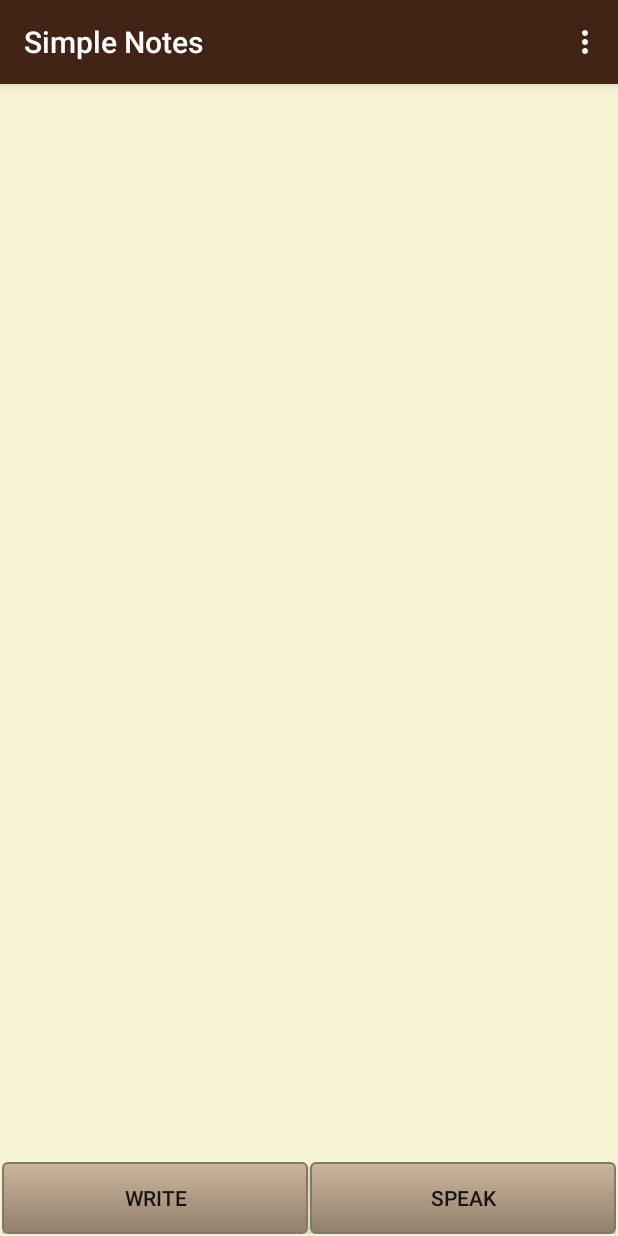
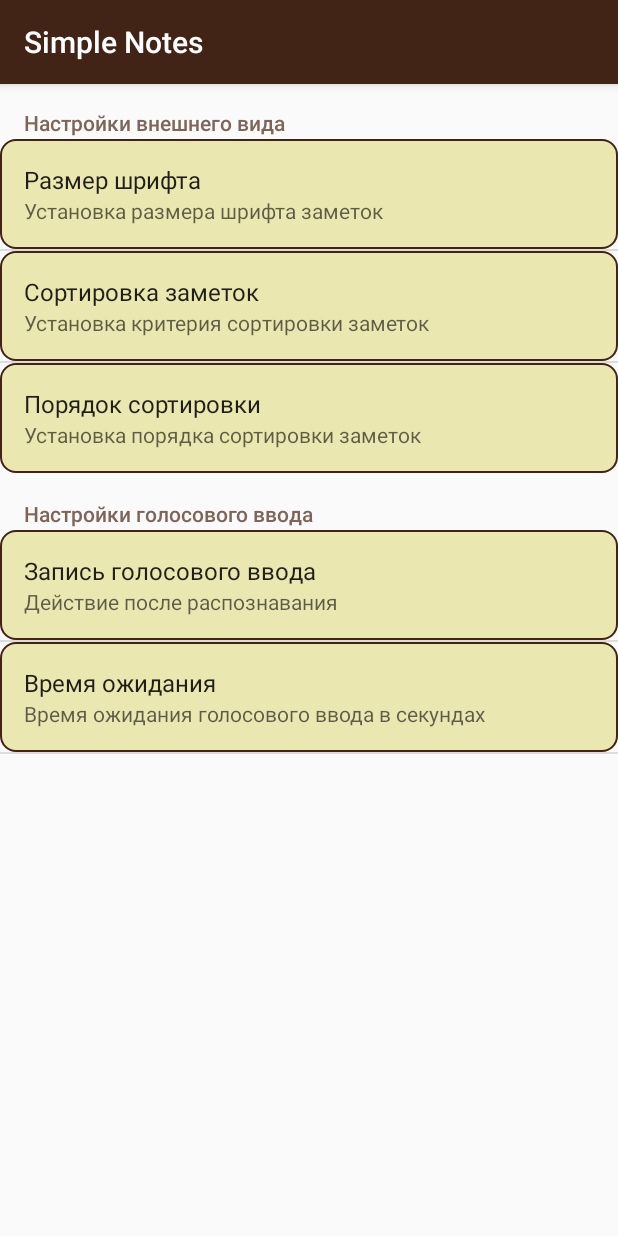
Before and after one commit to coffeeplanter/SimpleNotes, an Android app: the screen it shows after launch (MainActivity before the commit, SettingsActivity after it), in the options menu, after a tap on "Settings", on a phone screen of 412 x 824 dp. Run offline under Robolectric (Android 15) with nearby library versions, the phone set to English and light mode, and no system bars.

Commit message:
Added AboutActivity and SettingsActivity.

```diff
--- a/app/src/main/AndroidManifest.xml
+++ b/app/src/main/AndroidManifest.xml
@@ -19,7 +19,13 @@
             </intent-filter>
         </activity>
         <activity android:name="ru.solovyov.ilya.simplenotes.EditActivity"
-            >
+            android:configChanges="orientation|screenSize" >
+        </activity>
+        <activity android:name="ru.solovyov.ilya.simplenotes.AboutActivity"
+            android:configChanges="orientation|screenSize" >
+        </activity>
+        <activity android:name="ru.solovyov.ilya.simplenotes.SettingsActivity"
+            android:configChanges="orientation|screenSize" >
         </activity>
     </application>
 
--- /dev/null
+++ b/app/src/main/java/ru/solovyov/ilya/simplenotes/AboutActivity.java
@@ -0,0 +1,18 @@
+package ru.solovyov.ilya.simplenotes;
+
+import android.os.Bundle;
+import android.support.annotation.Nullable;
+import android.support.v7.app.AppCompatActivity;
+import android.text.method.LinkMovementMethod;
+import android.widget.TextView;
+
+public class AboutActivity extends AppCompatActivity {
+
+    @Override
+    protected void onCreate(@Nullable Bundle savedInstanceState) {
+        super.onCreate(savedInstanceState);
+        setContentView(R.layout.about_activity);
+        TextView email = (TextView) findViewById(R.id.textView);
+        email.setMovementMethod(LinkMovementMethod.getInstance());
+    }
+}
--- a/app/src/main/java/ru/solovyov/ilya/simplenotes/MainActivity.java
+++ b/app/src/main/java/ru/solovyov/ilya/simplenotes/MainActivity.java
@@ -5,6 +5,7 @@ import android.content.ClipboardManager;
 import android.content.Intent;
 import android.content.SharedPreferences;
 import android.os.Bundle;
+import android.preference.PreferenceManager;
 import android.speech.RecognizerIntent;
 import android.speech.SpeechRecognizer;
 import android.speech.tts.Voice;
@@ -32,6 +33,7 @@ import java.util.ArrayList;
 import java.util.Collections;
 import java.util.Comparator;
 import java.util.List;
+import java.util.Map;
 
 // Класс главной активности со списком заметок
 
@@ -66,6 +68,14 @@ public class MainActivity extends AppCompatActivity {
 
         // Устанавливаем разметку
         setContentView(R.layout.activity_main);
+
+        // Проверка и удаление настроек из SettingsActivity
+//        SharedPreferences def = PreferenceManager.getDefaultSharedPreferences(this);
+//        def.edit().clear().commit();
+//        Map<String, ?> all = def.getAll();
+//        for (Map.Entry<String, ?> entry : all.entrySet()) {
+//            Log.d("map values", entry.getKey() + ": " + entry.getValue().toString());
+//        }
 
         // Устанавливаем режим создания активности
         SharedPreferences options = this.getPreferences(MODE_PRIVATE);
@@ -166,6 +176,24 @@ public class MainActivity extends AppCompatActivity {
 
     }
 
+    @Override
+    protected void onStart() {
+        Log.d(TAG, "onStart");
+        super.onStart();
+    }
+
+    @Override
+    protected void onResume() {
+        Log.d(TAG, "onResume");
+        super.onResume();
+    }
+
+    @Override
+    protected void onPause() {
+        Log.d(TAG, "onPause");
+        super.onPause();
+    }
+
     // Сохраняем список заметок в настройках
     @Override
     protected void onStop() {
@@ -190,7 +218,7 @@ public class MainActivity extends AppCompatActivity {
 
     @Override
     protected void onDestroy() {
-        Log.d(TAG, "onStop");
+        Log.d(TAG, "onDestroy");
         speechRecognizer.destroy();
         super.onDestroy();
     }
@@ -205,10 +233,12 @@ public class MainActivity extends AppCompatActivity {
     public boolean onOptionsItemSelected(MenuItem item) {
         switch (item.getItemId()) {
             case R.id.open_settings_activity:
-                Toast.makeText(this, "Настройки в процессе разработки", Toast.LENGTH_SHORT).show();
+                Intent settingsIntent = new Intent(this, SettingsActivity.class);
+                startActivity(settingsIntent);
                 return true;
             case R.id.open_activity_about:
-                Toast.makeText(this, "Раздел в процессе разработки", Toast.LENGTH_SHORT).show();
+                Intent aboutIntent = new Intent(this, AboutActivity.class);
+                startActivity(aboutIntent);
                 return true;
             default:
                 return super.onOptionsItemSelected(item);
--- /dev/null
+++ b/app/src/main/java/ru/solovyov/ilya/simplenotes/SettingsActivity.java
@@ -0,0 +1,35 @@
+package ru.solovyov.ilya.simplenotes;
+
+import android.os.Bundle;
+import android.preference.PreferenceFragment;
+import android.preference.PreferenceManager;
+import android.support.annotation.Nullable;
+import android.support.v7.app.AppCompatActivity;
+
+public class SettingsActivity extends AppCompatActivity {
+
+    @Override
+    protected void onCreate(@Nullable Bundle savedInstanceState) {
+
+        super.onCreate(savedInstanceState);
+
+        // Отображение фрагмента с настройками
+        getFragmentManager().beginTransaction().replace(android.R.id.content, new SettingsFragment()).commit();
+        PreferenceManager.setDefaultValues(this, R.xml.preferences, false);
+
+    }
+
+    public static class SettingsFragment extends PreferenceFragment {
+
+        @Override
+        public void onCreate(Bundle savedInstanceState) {
+
+            super.onCreate(savedInstanceState);
+
+            // Загрузка настроек из XML-ресурса
+            addPreferencesFromResource(R.xml.preferences);
+
+        }
+    }
+
+}
--- a/app/src/main/res/layout/about_activity.xml
+++ b/app/src/main/res/layout/about_activity.xml
@@ -8,7 +8,6 @@
     android:paddingTop="@dimen/activity_vertical_margin"
     android:background="@color/colorBackground">
 
-
     <TextView
         android:text="@string/about_app_text"
         android:layout_width="match_parent"
@@ -18,5 +17,5 @@
         android:layout_alignParentStart="true"
         android:id="@+id/textView"
         android:padding="@dimen/listview_padding"
-        android:textAppearance="?android:attr/textAppearanceLarge"/>
+        android:textAppearance="?android:attr/textAppearanceMedium"/>
 </RelativeLayout>
--- /dev/null
+++ b/app/src/main/res/values/arrays.xml
@@ -0,0 +1,46 @@
+<?xml version="1.0" encoding="utf-8"?>
+<resources>
+
+    <string-array name="notes_text_size">
+        <item>Мелкий</item>
+        <item>Средний</item>
+        <item>Крупный</item>
+    </string-array>
+
+    <string-array name="notes_text_size_values">
+        <item>textAppearanceSmall</item>
+        <item>textAppearanceMedium</item>
+        <item>textAppearanceLarge</item>
+    </string-array>
+
+    <string-array name="notes_sort">
+        <item>По дате последнего изменения</item>
+        <item>По дате создания</item>
+    </string-array>
+
+    <string-array name="notes_sort_values">
+        <item>By last change date</item>
+        <item>By creation date</item>
+    </string-array>
+
+    <string-array name="notes_sort_order">
+        <item>По убыванию</item>
+        <item>По возрастанию</item>
+    </string-array>
+
+    <string-array name="notes_sort_order_values">
+        <item>desc</item>
+        <item>asc</item>
+    </string-array>
+
+    <string-array name="voice_recognition_method">
+        <item>Сразу сохранить в списке</item>
+        <item>Открыть в редакторе</item>
+    </string-array>
+
+    <string-array name="voice_recognition_method_values">
+        <item>Save in list</item>
+        <item>Open in editor</item>
+    </string-array>
+
+</resources>
--- /dev/null
+++ b/app/src/main/res/xml/preferences.xml
@@ -0,0 +1,54 @@
+<?xml version="1.0" encoding="utf-8"?>
+<PreferenceScreen xmlns:android="http://schemas.android.com/apk/res/android"
+    android:background="@color/colorBackground">
+
+    <PreferenceCategory
+        android:title="Настройки внешнего вида">
+
+        <ListPreference
+            android:key="notes_text_size"
+            android:title="Размер шрифта"
+            android:summary="Установка размера шрифта заметок"
+            android:defaultValue="1"
+            android:dialogTitle="Выберите размер шрифта"
+            android:entries="@array/notes_text_size"
+            android:entryValues="@array/notes_text_size_values"/>
+
+        <ListPreference
+            android:key="notes_sort"
+            android:title="Сортировка заметок"
+            android:summary="Установка критерия сортировки заметок"
+            android:defaultValue="1"
+            android:entries="@array/notes_sort"
+            android:entryValues="@array/notes_sort_values"/>
+
+        <ListPreference
+            android:key="notes_sort_order"
+            android:title="Порядок сортировки"
+            android:summary="Установка порядка сортировки заметок"
+            android:defaultValue="1"
+            android:entries="@array/notes_sort_order"
+            android:entryValues="@array/notes_sort_order_values"/>
+
+    </PreferenceCategory>
+
+    <PreferenceCategory
+        android:title="Настройки голосового ввода">
+
+        <ListPreference
+            android:key="voice_recognition_method"
+            android:title="Запись голосового ввода"
+            android:summary="Действие после распознавания"
+            android:defaultValue="1"
+            android:entries="@array/voice_recognition_method"
+            android:entryValues="@array/voice_recognition_method_values"/>
+
+        <EditTextPreference
+            android:key="voice_input_timeout"
+            android:title="Время ожидания"
+            android:summary="Время ожидания голосового ввода в секундах"
+            android:defaultValue="10" />
+
+    </PreferenceCategory>
+
+</PreferenceScreen>
```
Also changed, not shown: 1 other file.
